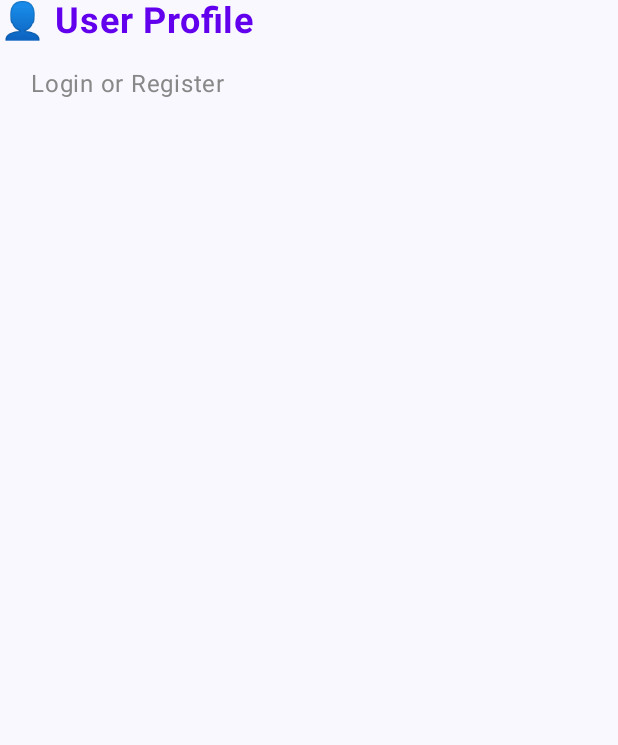
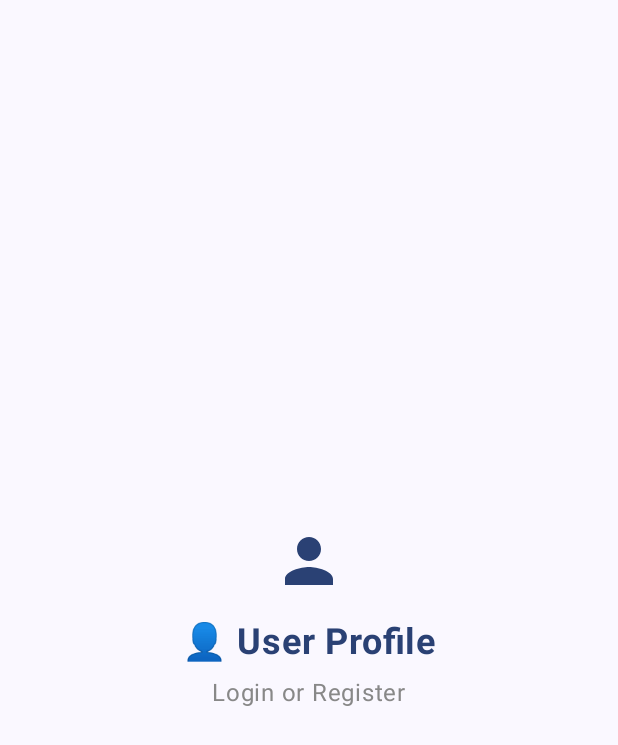
Before and after one commit to MustaphaBousilDev/ecommerce-application-mobile, an Android app built with Jetpack Compose: the composable ProfileScreen shown on its own in the app's theme, on a phone screen of 412 x 824 dp. Shown: the top 745 px of the screen. Run offline under Robolectric (Android 15) with nearby library versions, the phone set to English and light mode, and no system bars.

Commit message:
FInish Prototype ProfileScreen

```diff
--- a/app/src/main/java/com/mustapha/application_android_kotlin/ui/screens/ProfileScreen.kt
+++ b/app/src/main/java/com/mustapha/application_android_kotlin/ui/screens/ProfileScreen.kt
@@ -1,4 +1,50 @@
 package com.mustapha.application_android_kotlin.ui.screens
 
-class ProfileScreen {
+import androidx.compose.foundation.layout.Arrangement
+import androidx.compose.foundation.layout.Column
+import androidx.compose.foundation.layout.Spacer
+import androidx.compose.foundation.layout.fillMaxSize
+import androidx.compose.foundation.layout.height
+import androidx.compose.foundation.layout.padding
+import androidx.compose.foundation.layout.size
+import androidx.compose.material.icons.Icons
+import androidx.compose.material.icons.filled.Person
+import androidx.compose.material3.Icon
+import androidx.compose.material3.MaterialTheme
+import androidx.compose.material3.Text
+import androidx.compose.runtime.Composable
+import androidx.compose.ui.Alignment
+import androidx.compose.ui.Modifier
+import androidx.compose.ui.graphics.Color
+import androidx.compose.ui.text.font.FontWeight
+import androidx.compose.ui.unit.dp
+import androidx.compose.ui.unit.sp
+
+@Composable
+fun  ProfileScreen () {
+    Column (
+        horizontalAlignment = Alignment.CenterHorizontally,
+        verticalArrangement = Arrangement.Center,
+        modifier = Modifier.fillMaxSize().padding(16.dp)
+    ) {
+        Icon(
+            imageVector = Icons.Default.Person,
+            contentDescription = "Profile",
+            modifier = Modifier.size(48.dp),
+            tint = MaterialTheme.colorScheme.primary
+        )
+        Spacer(modifier = Modifier.height(16.dp))
+        Text(
+            text="\uD83D\uDC64 User Profile",
+            fontSize = 24.sp,
+            fontWeight = FontWeight.Bold,
+            color = MaterialTheme.colorScheme.primary
+        )
+        Spacer(modifier = Modifier.height(8.dp))
+        Text(
+            text="Login or Register",
+            fontSize= 16.sp,
+            color = Color.Gray
+        )
+    }
 }
```
